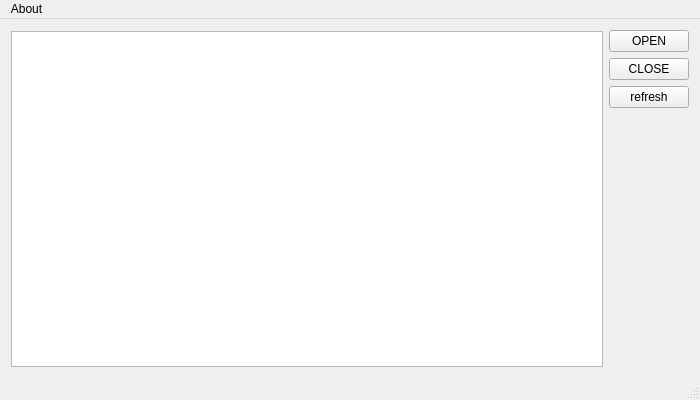
This is firmware/host/pro2_spectrum/mainwindow.ui in kgat96/ubermini as Qt 5 draws it before an edit. The edited form follows.
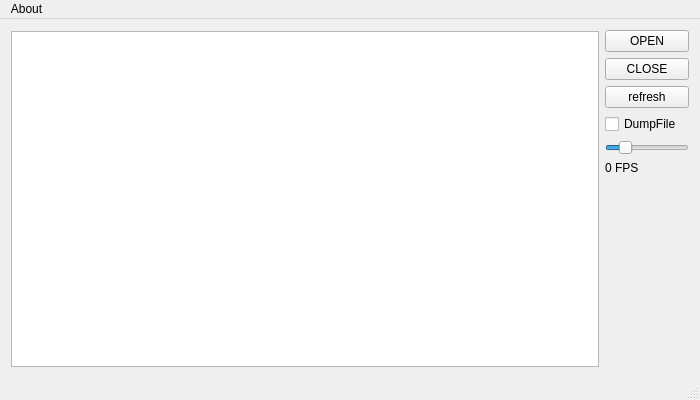
This is the edited form. Custom widgets are drawn as their Qt base class.

Commit message: dump raw file

```diff
--- a/firmware/host/pro2_spectrum/mainwindow.ui
+++ b/firmware/host/pro2_spectrum/mainwindow.ui
@@ -67,6 +67,42 @@
         </property>
        </widget>
       </item>
+      <item>
+       <widget class="QCheckBox" name="mDumpBox">
+        <property name="text">
+         <string>DumpFile</string>
+        </property>
+       </widget>
+      </item>
+      <item>
+       <widget class="QSlider" name="mRefreshSlider">
+        <property name="sizePolicy">
+         <sizepolicy hsizetype="Minimum" vsizetype="Fixed">
+          <horstretch>0</horstretch>
+          <verstretch>0</verstretch>
+         </sizepolicy>
+        </property>
+        <property name="minimum">
+         <number>1</number>
+        </property>
+        <property name="maximum">
+         <number>100</number>
+        </property>
+        <property name="value">
+         <number>20</number>
+        </property>
+        <property name="orientation">
+         <enum>Qt::Horizontal</enum>
+        </property>
+       </widget>
+      </item>
+      <item>
+       <widget class="QLabel" name="mFpsLabel">
+        <property name="text">
+         <string>0 FPS</string>
+        </property>
+       </widget>
+      </item>
       <item>
        <spacer name="verticalSpacer">
         <property name="orientation">
```
The commit also changes 13 other files.
